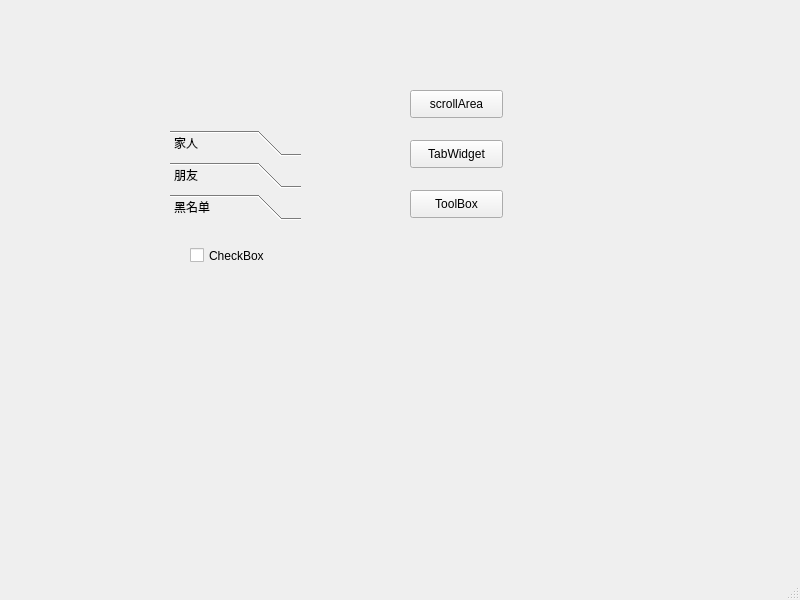
This is 08_OtherControl/mainwindow.ui in MZWDAN/Qt as Qt 5 draws it before an edit. The edited form follows.
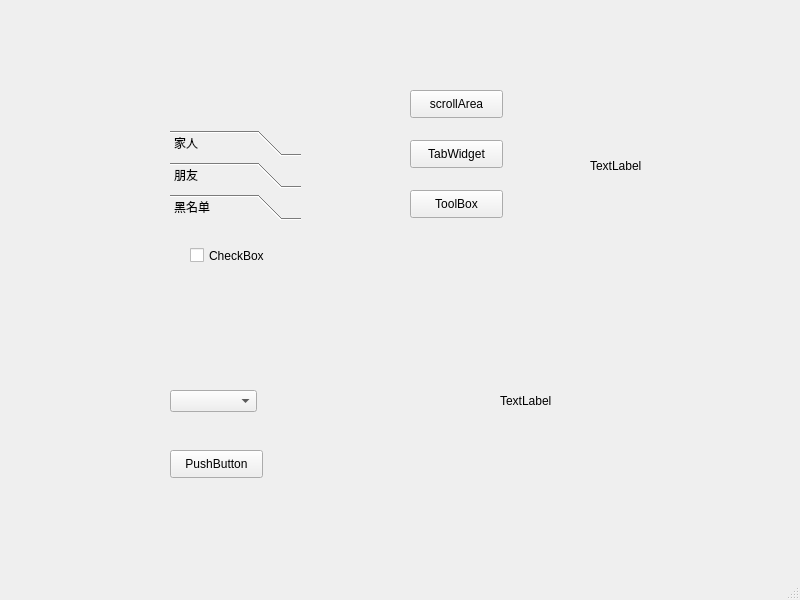
This is the edited form.

What changed in the file:
```diff
--- a/08_OtherControl/mainwindow.ui
+++ b/08_OtherControl/mainwindow.ui
@@ -292,6 +292,55 @@
      <string>ToolBox</string>
     </property>
    </widget>
+   <widget class="QComboBox" name="comboBox">
+    <property name="geometry">
+     <rect>
+      <x>170</x>
+      <y>390</y>
+      <width>87</width>
+      <height>22</height>
+     </rect>
+    </property>
+   </widget>
+   <widget class="QPushButton" name="btn_select">
+    <property name="geometry">
+     <rect>
+      <x>170</x>
+      <y>450</y>
+      <width>93</width>
+      <height>28</height>
+     </rect>
+    </property>
+    <property name="text">
+     <string>PushButton</string>
+    </property>
+   </widget>
+   <widget class="QLabel" name="label">
+    <property name="geometry">
+     <rect>
+      <x>500</x>
+      <y>320</y>
+      <width>171</width>
+      <height>161</height>
+     </rect>
+    </property>
+    <property name="text">
+     <string>TextLabel</string>
+    </property>
+   </widget>
+   <widget class="QLabel" name="label_movie">
+    <property name="geometry">
+     <rect>
+      <x>590</x>
+      <y>80</y>
+      <width>181</width>
+      <height>171</height>
+     </rect>
+    </property>
+    <property name="text">
+     <string>TextLabel</string>
+    </property>
+   </widget>
   </widget>
   <widget class="QMenuBar" name="menubar">
    <property name="geometry">
```
Left out of the diff: 8 changed lines with no effect on the pictures.
